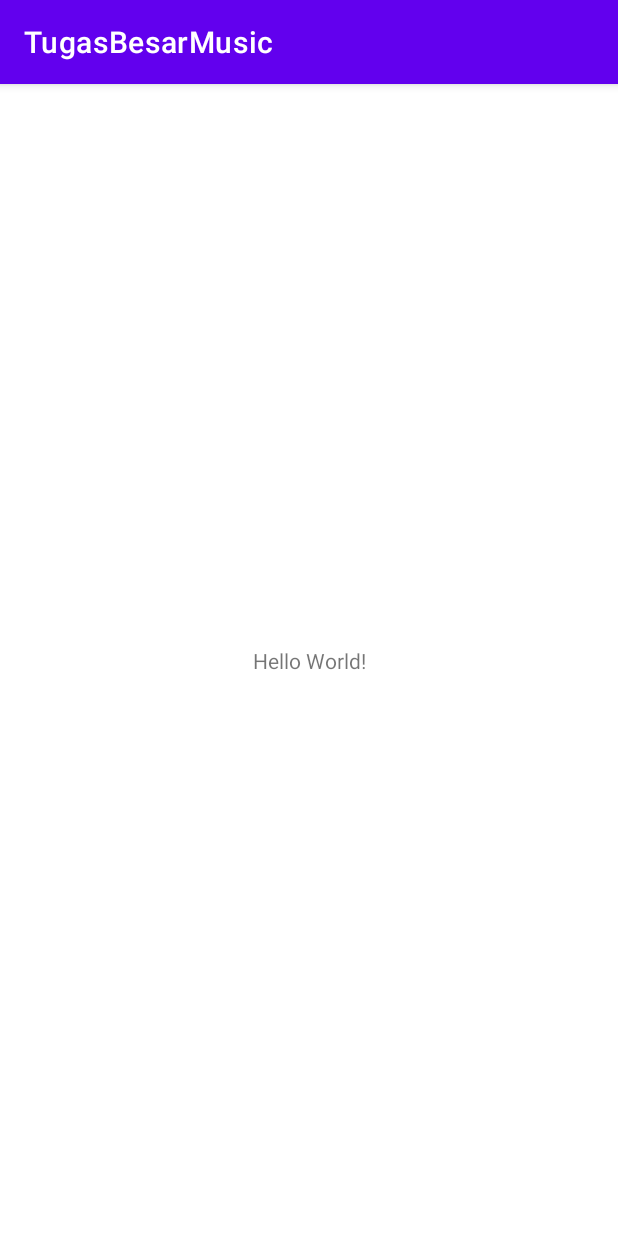
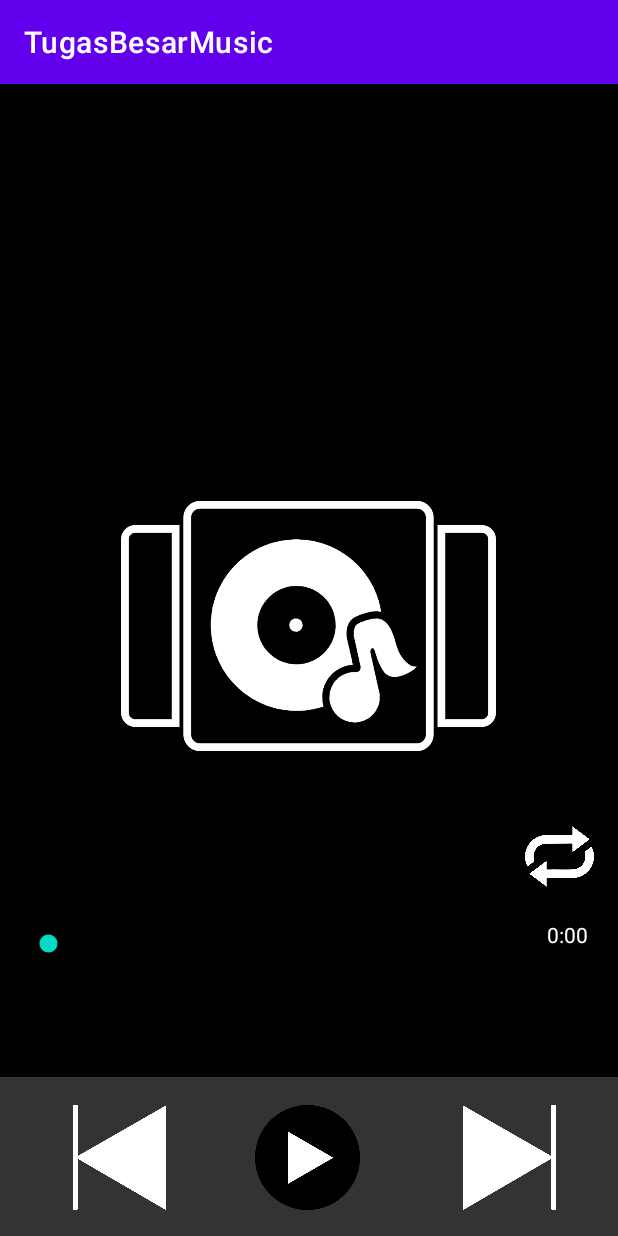
Before and after one commit to MirzaSNR/CekTugasBesarMusic, an Android app: the screen it shows after launch (MainActivity), on a phone screen of 412 x 824 dp. Run offline under Robolectric (Android 15) with nearby library versions, the phone set to English and light mode, and no system bars.

Commit message:
layout playmusic nizam

```diff
--- a/app/src/main/res/layout/activity_main.xml
+++ b/app/src/main/res/layout/activity_main.xml
@@ -4,15 +4,121 @@
     xmlns:tools="http://schemas.android.com/tools"
     android:layout_width="match_parent"
     android:layout_height="match_parent"
+    android:background="@color/black"
     tools:context=".MainActivity">
 
-    <TextView
-        android:layout_width="wrap_content"
-        android:layout_height="wrap_content"
-        android:text="Hello World!"
+    <View
+        android:id="@+id/viewHeaderBackground"
+        android:layout_width="413dp"
+        android:layout_height="106dp"
+        android:background="@color/gray_80"
         app:layout_constraintBottom_toBottomOf="parent"
         app:layout_constraintEnd_toEndOf="parent"
         app:layout_constraintStart_toStartOf="parent"
-        app:layout_constraintTop_toTopOf="parent" />
+        app:layout_constraintTop_toTopOf="parent"
+        app:layout_constraintVertical_bias="1.0"
+        tools:ignore="MissingConstraints" />
+
+    <ImageView
+        android:id="@+id/imageView5"
+        android:layout_width="250dp"
+        android:layout_height="245dp"
+        android:src="@drawable/coverwhite"
+        app:layout_constraintBottom_toBottomOf="parent"
+        app:layout_constraintEnd_toEndOf="parent"
+        app:layout_constraintHorizontal_bias="0.496"
+        app:layout_constraintStart_toStartOf="parent"
+        app:layout_constraintTop_toTopOf="parent"
+        app:layout_constraintVertical_bias="0.456"
+        tools:ignore="MissingConstraints" />
+
+
+    <SeekBar
+        android:id="@+id/seekBar"
+        android:layout_width="339dp"
+        android:layout_height="34dp"
+        android:backgroundTint="@color/white"
+        app:layout_constraintBottom_toBottomOf="parent"
+        app:layout_constraintEnd_toEndOf="parent"
+        app:layout_constraintHorizontal_bias="0.222"
+        app:layout_constraintStart_toStartOf="parent"
+        app:layout_constraintTop_toTopOf="parent"
+        app:layout_constraintVertical_bias="0.758"
+        tools:ignore="MissingConstraints" />
+
+    <TextView
+        android:id="@+id/total_time"
+        android:layout_width="wrap_content"
+        android:layout_height="wrap_content"
+        android:layout_alignParentEnd="true"
+        android:layout_margin="20dp"
+        android:text="0:00"
+        android:textColor="@color/white"
+        app:layout_constraintBottom_toBottomOf="parent"
+        app:layout_constraintEnd_toEndOf="parent"
+        app:layout_constraintHorizontal_bias="1.0"
+        app:layout_constraintStart_toStartOf="parent"
+        app:layout_constraintTop_toTopOf="parent"
+        app:layout_constraintVertical_bias="0.758"
+        tools:ignore="MissingConstraints" />
+
+    <ImageButton
+        android:id="@+id/imageButton2"
+        android:layout_width="70dp"
+        android:layout_height="70dp"
+        android:background="@color/gray_80"
+        android:scaleType="fitCenter"
+        app:layout_constraintBottom_toBottomOf="parent"
+        app:layout_constraintEnd_toEndOf="parent"
+        app:layout_constraintHorizontal_bias="0.498"
+        app:layout_constraintStart_toStartOf="parent"
+        app:layout_constraintTop_toTopOf="parent"
+        app:layout_constraintVertical_bias="0.975"
+        app:srcCompat="@drawable/play"
+        tools:ignore="MissingConstraints" />
+
+    <ImageButton
+        android:id="@+id/imageButton3"
+        android:layout_width="70dp"
+        android:layout_height="70dp"
+        android:background="@color/gray_80"
+        android:scaleType="fitCenter"
+        app:layout_constraintBottom_toBottomOf="parent"
+        app:layout_constraintEnd_toEndOf="parent"
+        app:layout_constraintHorizontal_bias="0.891"
+        app:layout_constraintStart_toStartOf="parent"
+        app:layout_constraintTop_toTopOf="parent"
+        app:layout_constraintVertical_bias="0.975"
+        app:srcCompat="@drawable/next"
+        tools:ignore="MissingConstraints" />
+
+    <ImageButton
+        android:id="@+id/imageButton4"
+        android:layout_width="70dp"
+        android:layout_height="70dp"
+        android:background="@color/gray_80"
+        android:scaleType="fitCenter"
+        app:layout_constraintBottom_toBottomOf="parent"
+        app:layout_constraintEnd_toEndOf="parent"
+        app:layout_constraintHorizontal_bias="0.131"
+        app:layout_constraintStart_toStartOf="parent"
+        app:layout_constraintTop_toTopOf="parent"
+        app:layout_constraintVertical_bias="0.975"
+        app:srcCompat="@drawable/pref" />
+
+    <ImageButton
+        android:id="@+id/imageButton5"
+        android:layout_width="46dp"
+        android:layout_height="46dp"
+        android:background="@color/black"
+        android:scaleType="fitCenter"
+        app:layout_constraintBottom_toBottomOf="parent"
+        app:layout_constraintEnd_toEndOf="parent"
+        app:layout_constraintHorizontal_bias="0.956"
+        app:layout_constraintStart_toStartOf="parent"
+        app:layout_constraintTop_toTopOf="parent"
+        app:layout_constraintVertical_bias="0.681"
+        app:srcCompat="@drawable/repeat" />
+
 
 </androidx.constraintlayout.widget.ConstraintLayout>
--- a/app/src/main/res/values/colors.xml
+++ b/app/src/main/res/values/colors.xml
@@ -7,4 +7,8 @@
     <color name="teal_700">#FF018786</color>
     <color name="black">#FF000000</color>
     <color name="white">#FFFFFFFF</color>
+    <color name="red">#FFFF0000</color>
+    <color name="gray_25">#FFC0C0C0</color>
+    <color name="gray_50">#FF808080</color>
+    <color name="gray_80">#FF333333</color>
 </resources>
```
Also changed, not shown: app/src/main/res/drawable-v24/back.png (added), app/src/main/res/drawable-v24/coverwhite.png (added), app/src/main/res/drawable-v24/home.png (added), app/src/main/res/drawable-v24/next.png (added), app/src/main/res/drawable-v24/pause.png (added), app/src/main/res/drawable-v24/play.png (added), app/src/main/res/drawable-v24/pref.png (added), app/src/main/res/drawable-v24/repeat.png (added), app/src/main/res/drawable-v24/setting.png (added).
